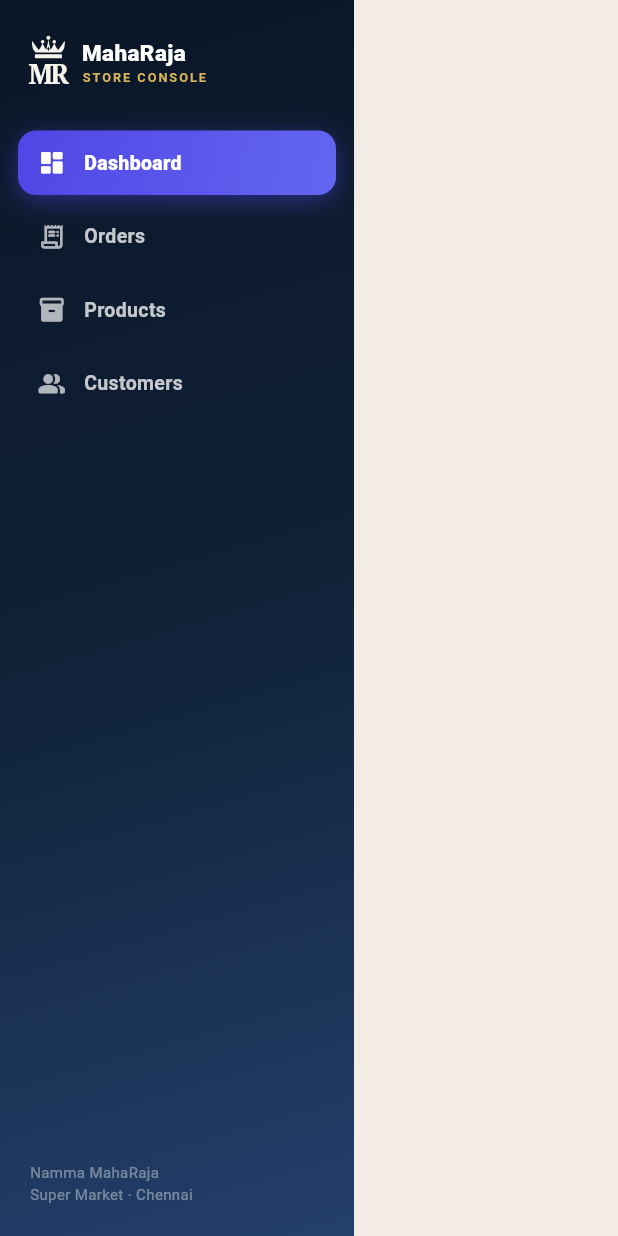
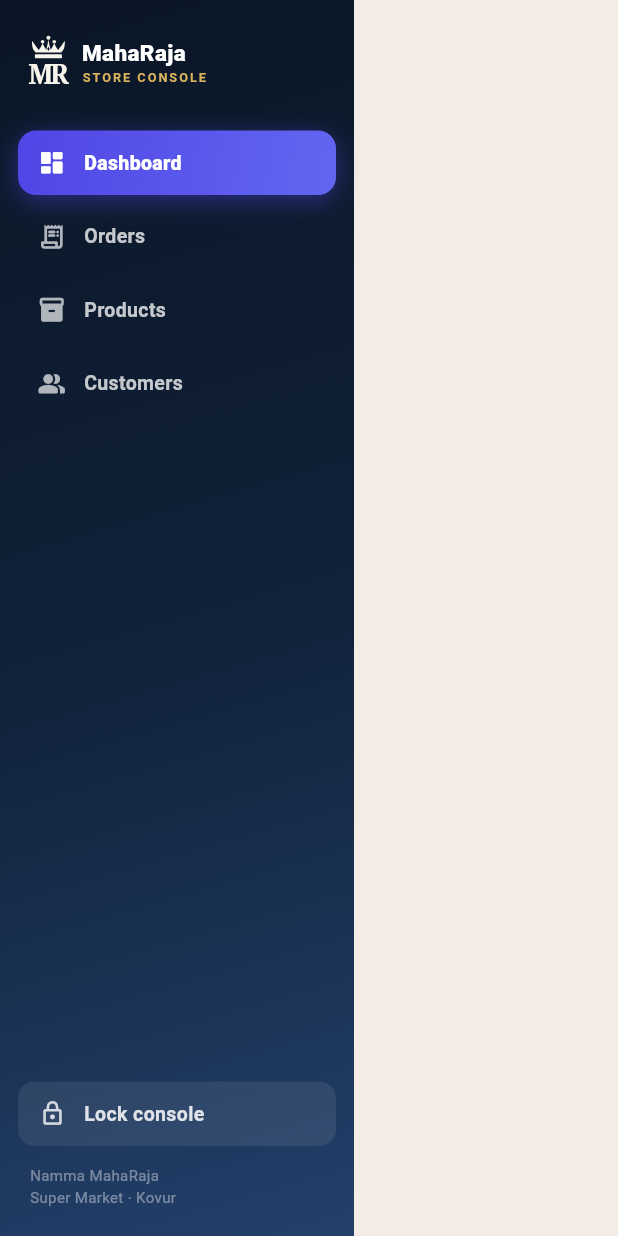
Before and after one commit to palaniselvam123/namma-market, a Flutter app: the _SideRail widget shown alone on an empty page, opened directly with empty values, on a phone screen of 412 x 824 dp. Run offline on Flutter 3.47's test engine with Material 3 defaults, Android fonts, the light colour scheme and no system bars; our stand-ins replace image_picker, supabase_flutter; missing offline and left inert: dart:js_interop; accounts and stored records are empty; network calls fail; Roboto replaces fonts that are missing (Georgia, system-ui).

Commit message:
Add a lock control to the store console
Once the staff password was entered there was no way back to the password
screen short of a hard refresh, which is wrong for a device shared on the
shop floor. The rail (desktop) and header (mobile) now both offer Lock.

```diff
--- a/lib/store/store_shell.dart
+++ b/lib/store/store_shell.dart
@@ -69,6 +69,39 @@ class _StoreShellState extends State<StoreShell> {
     }
   }
 
+  /// Locks the console back to the password screen. Staff share a device on
+  /// the shop floor, so there has to be a way out without closing the tab.
+  Future<void> _lock() async {
+    final c = context.c;
+    final ok = await showDialog<bool>(
+      context: context,
+      builder: (dialogContext) => AlertDialog(
+        backgroundColor: c.surface,
+        title: const Text('Lock console?'),
+        content: const Text(
+          'The staff password will be needed to get back in.',
+          style: TextStyle(fontSize: 13),
+        ),
+        actions: [
+          TextButton(
+            onPressed: () => Navigator.pop(dialogContext, false),
+            child: const Text('Cancel'),
+          ),
+          FilledButton(
+            onPressed: () => Navigator.pop(dialogContext, true),
+            style: FilledButton.styleFrom(backgroundColor: kIndigo.start),
+            child: const Text('Lock'),
+          ),
+        ],
+      ),
+    );
+    if (ok != true || !mounted) return;
+    setState(() {
+      _unlocked = false;
+      _tab = 0;
+    });
+  }
+
   @override
   Widget build(BuildContext context) {
     final c = context.c;
@@ -114,13 +147,14 @@ class _StoreShellState extends State<StoreShell> {
                             o.status != 'delivered' && o.status != 'cancelled')
                         .length,
                     onSelect: (i) => setState(() => _tab = i),
+                    onLock: _lock,
                   ),
                   Expanded(child: body),
                 ],
               )
             : Column(
                 children: [
-                  const _MobileHeader(),
+                  _MobileHeader(onLock: _lock),
                   Expanded(child: body),
                 ],
               ),
@@ -143,7 +177,9 @@ class _StoreShellState extends State<StoreShell> {
 }
 
 class _MobileHeader extends StatelessWidget {
-  const _MobileHeader();
+  final VoidCallback onLock;
+
+  const _MobileHeader({required this.onLock});
 
   @override
   Widget build(BuildContext context) {
@@ -184,6 +220,15 @@ class _MobileHeader extends StatelessWidget {
               ],
             ),
           ),
+          IconButton(
+            onPressed: onLock,
+            tooltip: 'Lock console',
+            icon: Icon(
+              Icons.lock_outline,
+              size: 20,
+              color: Colors.white.withValues(alpha: .85),
+            ),
+          ),
         ],
       ),
     );
@@ -194,11 +239,13 @@ class _SideRail extends StatelessWidget {
   final int tab;
   final int orderCount;
   final ValueChanged<int> onSelect;
+  final VoidCallback onLock;
 
   const _SideRail({
     required this.tab,
     required this.orderCount,
     required this.onSelect,
+    required this.onLock,
   });
 
   @override
@@ -259,9 +306,42 @@ class _SideRail extends StatelessWidget {
             ),
           const Spacer(),
           Padding(
-            padding: const EdgeInsets.all(20),
+            padding: const EdgeInsets.fromLTRB(12, 0, 12, 6),
+            child: Material(
+              color: Colors.white.withValues(alpha: .08),
+              borderRadius: BorderRadius.circular(11),
+              child: InkWell(
+                borderRadius: BorderRadius.circular(11),
+                onTap: onLock,
+                child: Padding(
+                  padding:
+                      const EdgeInsets.symmetric(horizontal: 14, vertical: 12),
+                  child: Row(
+                    children: [
+                      Icon(
+                        Icons.lock_outline,
+                        size: 18,
+                        color: Colors.white.withValues(alpha: .8),
+                      ),
+                      const SizedBox(width: 12),
+                      Text(
+                        'Lock console',
+                        style: TextStyle(
+                          fontSize: 13,
+                          fontWeight: FontWeight.w700,
+                          color: Colors.white.withValues(alpha: .85),
+                        ),
+                      ),
+                    ],
+                  ),
+                ),
+              ),
+            ),
+          ),
+          Padding(
+            padding: const EdgeInsets.fromLTRB(20, 6, 20, 18),
             child: Text(
-              'Namma MahaRaja\nSuper Market · Chennai',
+              'Namma MahaRaja\nSuper Market · $kStoreArea',
               style: TextStyle(
                 fontSize: 10,
                 height: 1.5,
```
Also changed, not shown: store/assets/fonts/MaterialIcons-Regular.otf, 2 other files.
